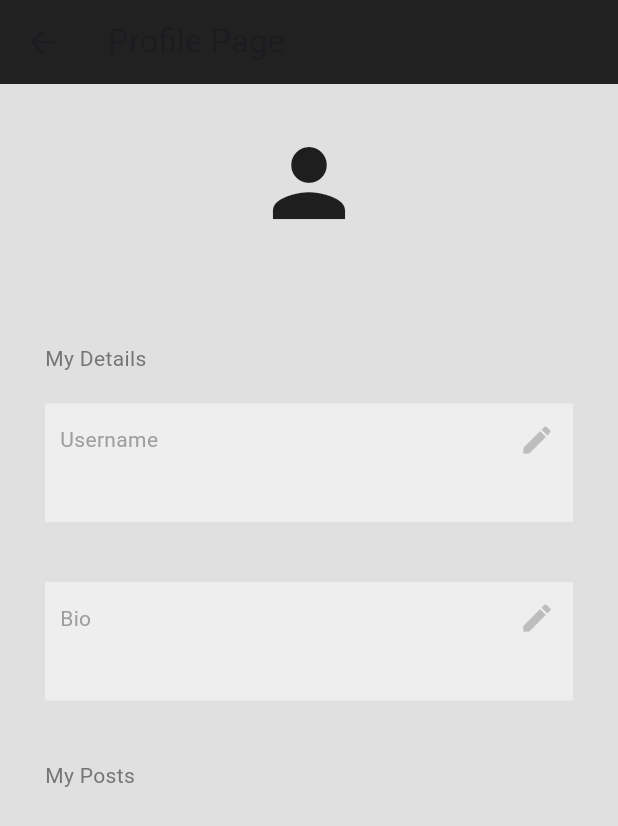
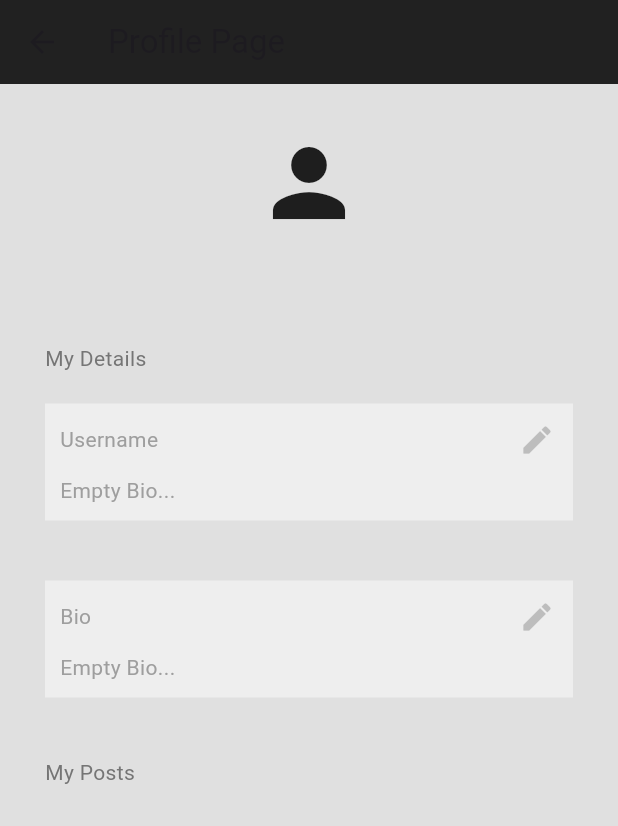
Before and after one commit to amankumarsingh3658/The-Wall, a Flutter app: the ProfilePage screen opened directly, on a phone screen of 412 x 824 dp. Shown: the top 826 px of the screen. Run offline on Flutter 3.47's test engine with Material 3 defaults, Android fonts, the phone set to English and light mode, and no system bars; our stand-ins replace cloud_firestore, firebase_auth, firebase_core; accounts and stored records are empty.

Commit message:
Implemented Empty bio

```diff
--- a/lib/components/text_box.dart
+++ b/lib/components/text_box.dart
@@ -4,7 +4,11 @@ class MyTextBox extends StatelessWidget {
   void Function()? onPressed;
   String sectionName;
   String text;
-  MyTextBox({super.key, required this.sectionName, required this.text ,required this.onPressed});
+  MyTextBox(
+      {super.key,
+      required this.sectionName,
+      required this.text,
+      required this.onPressed});
 
   @override
   Widget build(BuildContext context) {
@@ -35,7 +39,9 @@ class MyTextBox extends StatelessWidget {
               ],
             ),
             // Text
-            Text(text),
+            text.isEmpty
+                ? Text("Empty Bio...", style: TextStyle(color: Colors.grey))
+                : Text(text),
           ],
         ),
       ),
--- a/lib/pages/register_page.dart
+++ b/lib/pages/register_page.dart
@@ -47,7 +47,7 @@ class _RegisterPageState extends State<RegisterPage> {
           .doc(userCredential.user!.email)
           .set({
         "username": emailController.text.split('@')[0],
-        "bio": "Empty Bio..."
+        "bio": ""
 
         // We can create more fields as we want
       });
```
